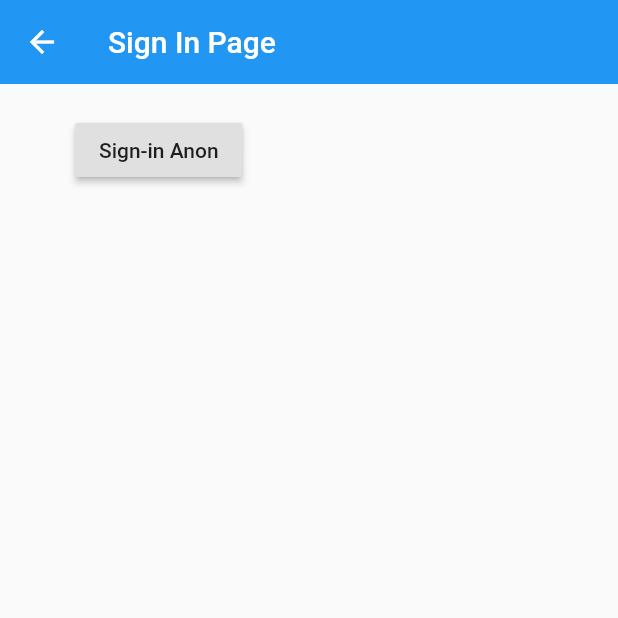
After one commit to natodemon/Justlist, a Flutter app: the SignIn screen opened directly, on a phone screen of 412 x 824 dp, the top half of it. The commit adds this screen. Run offline on Flutter 3.47's test engine with Material 2 defaults, Android fonts, the phone set to English and light mode, and no system bars; our stand-ins replace firebase_auth, flutter_speed_dial, shared_preferences, sqflite; accounts and stored records are empty.

Commit message:
Initial Firebase setup & relevant layout mods. -- 1st post-uni commit --

```diff
--- a/lib/main.dart
+++ b/lib/main.dart
@@ -1,5 +1,5 @@
 import 'package:flutter/material.dart';
-import './pages/home_page.dart';
+import 'package:shopping_list_vs/pages/auth_wrapper.dart';
 
 void main() => runApp(ShoppingList());
 
@@ -11,7 +11,7 @@ class ShoppingList extends StatelessWidget {
     return MaterialApp(
       title: appTitle,
       color: Colors.blue,
-      home: HomePage(),
+      home: AuthWrapper(),
     );
   }
 }
--- /dev/null
+++ b/lib/pages/auth/sign_in.dart
@@ -0,0 +1,27 @@
+import 'package:flutter/material.dart';
+
+class SignIn extends StatefulWidget {
+  @override
+  _SignInState createState() => _SignInState();
+}
+
+class _SignInState extends State<SignIn> {
+  @override
+  Widget build(BuildContext context) {
+    return Scaffold(
+      appBar: AppBar(
+        elevation: 0.0,
+        title: Text('Sign In Page'),
+      ),
+      body: Container(
+        padding: EdgeInsets.symmetric(vertical:20, horizontal:50),
+        child: RaisedButton(
+          child: Text('Sign-in Anon'),
+          onPressed: () async {
+
+          },
+        ),
+      ),
+    );
+  }
+}
--- a/pubspec.yaml
+++ b/pubspec.yaml
@@ -27,6 +27,8 @@ dependencies:
   path_provider: ^1.6.0
   flutter_speed_dial: ^1.2.5
   shared_preferences: ^0.5.7
+  firebase_auth: ^0.16.1
+  cloud_firestore: ^0.13.6
 
 
 dev_dependencies:
```
Also changed, not shown: lib/pages/auth/auth_select.dart (added, +15 -0 lines), lib/pages/auth_wrapper.dart (added, +10 -0 lines), lib/utils/auth.dart (added, +18 -0 lines), pubspec.lock, 3 other files.
